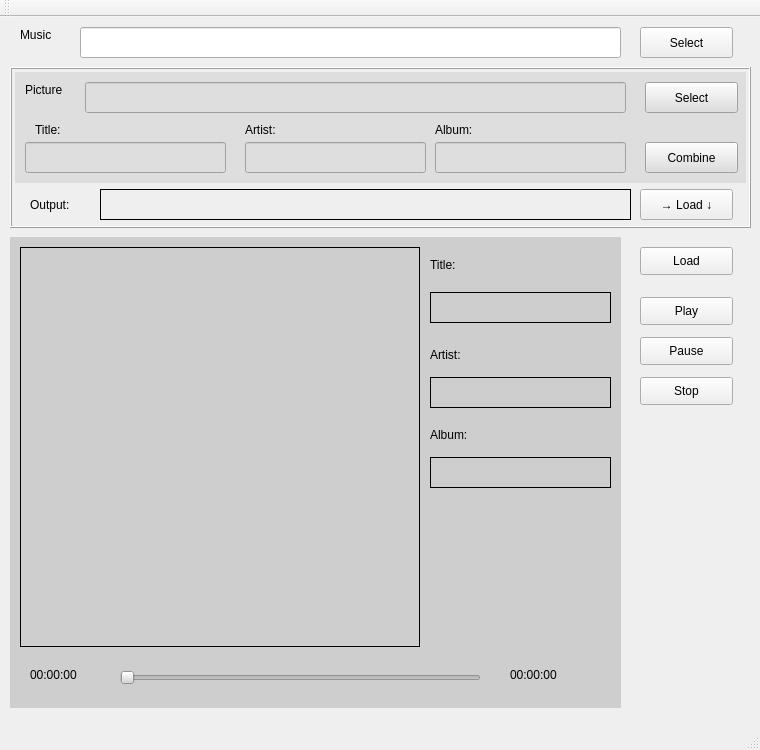
First picture: the form in mainwindow.ui, repository BensonLaur/BesMp3Editor, before the edit.
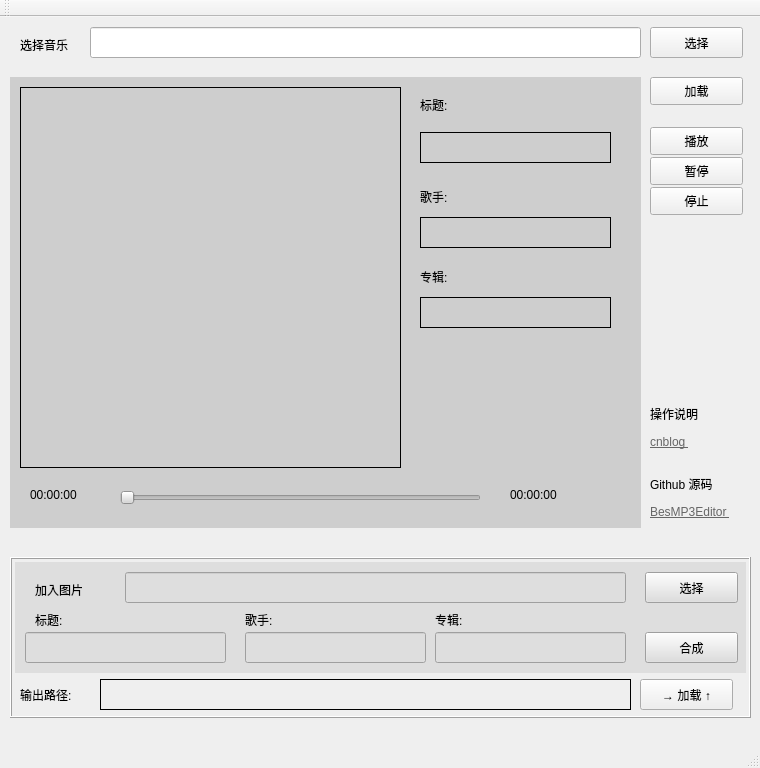
Second picture: the form after the edit.

Commit message: 添加图标和博客说明链接等

```diff
--- a/mainwindow.ui
+++ b/mainwindow.ui
@@ -7,7 +7,7 @@
     <x>0</x>
     <y>0</y>
     <width>760</width>
-    <height>750</height>
+    <height>768</height>
    </rect>
   </property>
   <property name="windowTitle">
@@ -17,9 +17,9 @@
    <widget class="QLineEdit" name="edit_music">
     <property name="geometry">
      <rect>
-      <x>80</x>
+      <x>90</x>
       <y>10</y>
-      <width>541</width>
+      <width>551</width>
       <height>31</height>
      </rect>
     </property>
@@ -28,35 +28,35 @@
     <property name="geometry">
      <rect>
       <x>20</x>
-      <y>10</y>
-      <width>72</width>
-      <height>15</height>
+      <y>20</y>
+      <width>61</width>
+      <height>16</height>
      </rect>
     </property>
     <property name="text">
-     <string>Music</string>
+     <string>选择音乐</string>
     </property>
    </widget>
    <widget class="QPushButton" name="btn_select_music">
     <property name="geometry">
      <rect>
-      <x>640</x>
+      <x>650</x>
       <y>10</y>
       <width>93</width>
       <height>31</height>
      </rect>
     </property>
     <property name="text">
-     <string>Select</string>
+     <string>选择</string>
     </property>
    </widget>
    <widget class="QWidget" name="widget_current_media" native="true">
     <property name="geometry">
      <rect>
       <x>10</x>
-      <y>220</y>
-      <width>611</width>
-      <height>471</height>
+      <y>60</y>
+      <width>631</width>
+      <height>451</height>
      </rect>
     </property>
     <property name="styleSheet">
@@ -67,8 +67,8 @@
       <rect>
        <x>10</x>
        <y>10</y>
-       <width>400</width>
-       <height>400</height>
+       <width>381</width>
+       <height>381</height>
       </rect>
      </property>
      <property name="frameShape">
@@ -81,35 +81,35 @@
     <widget class="QLabel" name="label_current_artist_tip">
      <property name="geometry">
       <rect>
-       <x>420</x>
+       <x>410</x>
        <y>110</y>
-       <width>72</width>
-       <height>15</height>
+       <width>91</width>
+       <height>20</height>
       </rect>
      </property>
      <property name="text">
-      <string>Artist:</string>
+      <string>歌手:</string>
      </property>
     </widget>
     <widget class="QLabel" name="label_current_title_tip">
      <property name="geometry">
       <rect>
-       <x>420</x>
+       <x>410</x>
        <y>20</y>
        <width>72</width>
        <height>15</height>
       </rect>
      </property>
      <property name="text">
-      <string>Title:</string>
+      <string>标题:</string>
      </property>
     </widget>
     <widget class="QLabel" name="label_current_artist">
      <property name="geometry">
       <rect>
-       <x>420</x>
+       <x>410</x>
        <y>140</y>
-       <width>181</width>
+       <width>191</width>
        <height>31</height>
       </rect>
      </property>
@@ -123,9 +123,9 @@
     <widget class="QLabel" name="label_current_title">
      <property name="geometry">
       <rect>
-       <x>420</x>
+       <x>410</x>
        <y>55</y>
-       <width>181</width>
+       <width>191</width>
        <height>31</height>
       </rect>
      </property>
@@ -140,7 +140,7 @@
      <property name="geometry">
       <rect>
        <x>110</x>
-       <y>430</y>
+       <y>410</y>
        <width>361</width>
        <height>22</height>
       </rect>
@@ -153,7 +153,7 @@
      <property name="geometry">
       <rect>
        <x>20</x>
-       <y>430</y>
+       <y>410</y>
        <width>72</width>
        <height>15</height>
       </rect>
@@ -166,7 +166,7 @@
      <property name="geometry">
       <rect>
        <x>500</x>
-       <y>430</y>
+       <y>410</y>
        <width>72</width>
        <height>15</height>
       </rect>
@@ -178,22 +178,22 @@
     <widget class="QLabel" name="label_current_album_tip">
      <property name="geometry">
       <rect>
-       <x>420</x>
+       <x>410</x>
        <y>190</y>
-       <width>72</width>
-       <height>15</height>
+       <width>91</width>
+       <height>20</height>
       </rect>
      </property>
      <property name="text">
-      <string>Album:</string>
+      <string>专辑:</string>
      </property>
     </widget>
     <widget class="QLabel" name="label_current_album">
      <property name="geometry">
       <rect>
-       <x>420</x>
+       <x>410</x>
        <y>220</y>
-       <width>181</width>
+       <width>191</width>
        <height>31</height>
       </rect>
      </property>
@@ -208,60 +208,60 @@
    <widget class="QPushButton" name="btn_load_music">
     <property name="geometry">
      <rect>
-      <x>640</x>
-      <y>230</y>
+      <x>650</x>
+      <y>60</y>
       <width>93</width>
       <height>28</height>
      </rect>
     </property>
     <property name="text">
-     <string>Load</string>
+     <string>加载</string>
     </property>
    </widget>
    <widget class="QPushButton" name="btn_play">
     <property name="geometry">
      <rect>
-      <x>640</x>
-      <y>280</y>
+      <x>650</x>
+      <y>110</y>
       <width>93</width>
       <height>28</height>
      </rect>
     </property>
     <property name="text">
-     <string>Play</string>
+     <string>播放</string>
     </property>
    </widget>
    <widget class="QPushButton" name="btn_pause">
     <property name="geometry">
      <rect>
-      <x>640</x>
-      <y>320</y>
+      <x>650</x>
+      <y>140</y>
       <width>93</width>
       <height>28</height>
      </rect>
     </property>
     <property name="text">
-     <string>Pause</string>
+     <string>暂停</string>
     </property>
    </widget>
    <widget class="QPushButton" name="btn_stop">
     <property name="geometry">
      <rect>
-      <x>640</x>
-      <y>360</y>
+      <x>650</x>
+      <y>170</y>
       <width>93</width>
       <height>28</height>
      </rect>
     </property>
     <property name="text">
-     <string>Stop</string>
+     <string>停止</string>
     </property>
    </widget>
    <widget class="QFrame" name="frame">
     <property name="geometry">
      <rect>
       <x>10</x>
-      <y>50</y>
+      <y>540</y>
       <width>741</width>
       <height>161</height>
      </rect>
@@ -282,20 +282,20 @@
       </rect>
      </property>
      <property name="text">
-      <string>→ Load ↓</string>
+      <string>→ 加载 ↑</string>
      </property>
     </widget>
     <widget class="QLabel" name="label_output_tip">
      <property name="geometry">
       <rect>
-       <x>20</x>
+       <x>10</x>
        <y>122</y>
-       <width>61</width>
+       <width>71</width>
        <height>31</height>
       </rect>
      </property>
      <property name="text">
-      <string>Output:</string>
+      <string>输出路径:</string>
      </property>
     </widget>
     <widget class="QWidget" name="widget_custom_info" native="true">
@@ -320,28 +320,28 @@
        </rect>
       </property>
       <property name="text">
-       <string>Select</string>
+       <string>选择</string>
       </property>
      </widget>
      <widget class="QLabel" name="label_picture">
       <property name="geometry">
        <rect>
-        <x>10</x>
-        <y>10</y>
-        <width>72</width>
-        <height>15</height>
+        <x>20</x>
+        <y>20</y>
+        <width>81</width>
+        <height>16</height>
        </rect>
       </property>
       <property name="text">
-       <string>Picture</string>
+       <string>加入图片</string>
       </property>
      </widget>
      <widget class="QLineEdit" name="edit_picture">
       <property name="geometry">
        <rect>
-        <x>70</x>
+        <x>110</x>
         <y>10</y>
-        <width>541</width>
+        <width>501</width>
         <height>31</height>
        </rect>
       </property>
@@ -386,7 +386,7 @@
        </rect>
       </property>
       <property name="text">
-       <string>Album:</string>
+       <string>专辑:</string>
       </property>
      </widget>
      <widget class="QLabel" name="label_title_tip">
@@ -399,7 +399,7 @@
        </rect>
       </property>
       <property name="text">
-       <string>Title:</string>
+       <string>标题:</string>
       </property>
      </widget>
      <widget class="QLabel" name="label_artist_tip">
@@ -412,7 +412,7 @@
        </rect>
       </property>
       <property name="text">
-       <string>Artist:</string>
+       <string>歌手:</string>
       </property>
      </widget>
      <widget class="QPushButton" name="btn_combine">
@@ -425,7 +425,7 @@
        </rect>
       </property>
       <property name="text">
-       <string>Combine</string>
+       <string>合成</string>
       </property>
      </widget>
     </widget>
@@ -446,6 +446,32 @@
      </property>
     </widget>
    </widget>
+   <widget class="QLabel" name="label_src_tip">
+    <property name="geometry">
+     <rect>
+      <x>650</x>
+      <y>450</y>
+      <width>101</width>
+      <height>61</height>
+     </rect>
+    </property>
+    <property name="text">
+     <string>&lt;html&gt;&lt;head/&gt;&lt;body&gt;&lt;p&gt;Github 源码&lt;/p&gt;&lt;p&gt;&lt;a href=&quot;https://github.com/BensonLaur/BesMP3Editor.git&quot;&gt;&lt;span style=&quot; text-decoration: underline; color:#666666;&quot;&gt;BesMP3Editor &lt;/span&gt;&lt;/a&gt;&lt;/p&gt;&lt;/body&gt;&lt;/html&gt;</string>
+    </property>
+   </widget>
+   <widget class="QLabel" name="label_readme">
+    <property name="geometry">
+     <rect>
+      <x>650</x>
+      <y>380</y>
+      <width>101</width>
+      <height>61</height>
+     </rect>
+    </property>
+    <property name="text">
+     <string>&lt;html&gt;&lt;head/&gt;&lt;body&gt;&lt;p&gt;操作说明&lt;/p&gt;&lt;p&gt;&lt;a href=&quot;https://www.cnblogs.com/BensonLaur/p/11075125.html&quot;&gt;&lt;span style=&quot; text-decoration: underline; color:#666666;&quot;&gt;cnblog &lt;/span&gt;&lt;/a&gt;&lt;/p&gt;&lt;/body&gt;&lt;/html&gt;</string>
+    </property>
+   </widget>
    <zorder>frame</zorder>
    <zorder>edit_music</zorder>
    <zorder>label_music</zorder>
```
Left out of the diff: 2 changed lines with no effect on the pictures. The commit also changes 7 other files.
